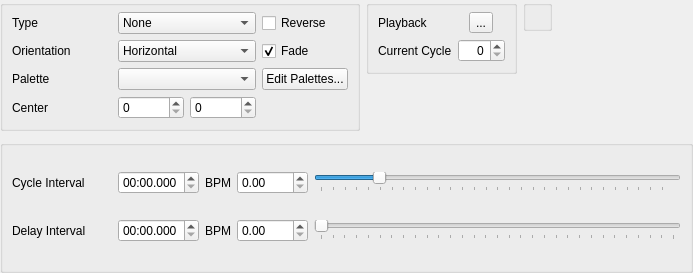
Qt form src/widget/animationcontrolwidget.ui (8bitbuddhist/PixelMaestro-Studio) before a commit.
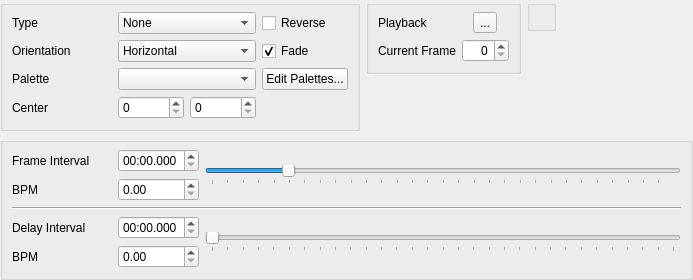
The same form after that commit. Icons and pictures are not drawn.

Commit message: Renamed animation cycles to frames

Diff of the .ui file:
```diff
--- a/src/widget/animationcontrolwidget.ui
+++ b/src/widget/animationcontrolwidget.ui
@@ -85,7 +85,7 @@
       <item row="2" column="0">
        <widget class="QLabel" name="currentCycleLabel">
         <property name="text">
-         <string>Current Cycle</string>
+         <string>Current Frame</string>
         </property>
        </widget>
       </item>
@@ -108,14 +108,83 @@
       <property name="topMargin">
        <number>6</number>
       </property>
-      <item row="2" column="0">
+      <item row="0" column="0">
+       <layout class="QGridLayout" name="frameIntervalGridLayout">
+        <item row="1" column="1">
+         <widget class="QDoubleSpinBox" name="cycleSpinBox">
+          <property name="maximum">
+           <double>2000.000000000000000</double>
+          </property>
+         </widget>
+        </item>
+        <item row="4" column="0">
+         <widget class="QLabel" name="label_3">
+          <property name="text">
+           <string>BPM</string>
+          </property>
+         </widget>
+        </item>
+        <item row="3" column="1">
+         <widget class="QTimeEdit" name="delayTimeEdit">
+          <property name="toolTip">
+           <string>Uses the format &quot;minutes:seconds.milliseconds&quot;</string>
+          </property>
+          <property name="currentSection">
+           <enum>QDateTimeEdit::MinuteSection</enum>
+          </property>
+          <property name="displayFormat">
+           <string>mm:ss.zzz</string>
+          </property>
+         </widget>
+        </item>
+        <item row="4" column="1">
+         <widget class="QDoubleSpinBox" name="delaySpinBox">
+          <property name="maximum">
+           <double>2000.000000000000000</double>
+          </property>
+         </widget>
+        </item>
+        <item row="0" column="0">
+         <widget class="QLabel" name="cycleIntervalLabel">
+          <property name="minimumSize">
+           <size>
+            <width>100</width>
+            <height>0</height>
+           </size>
+          </property>
+          <property name="text">
+           <string>Frame Interval</string>
+          </property>
+         </widget>
+        </item>
+        <item row="1" column="0">
+         <widget class="QLabel" name="label_2">
+          <property name="text">
+           <string>BPM</string>
+          </property>
+         </widget>
+        </item>
+        <item row="3" column="0">
        <widget class="QLabel" name="delayIntervalLabel">
         <property name="text">
          <string>Delay Interval</string>
         </property>
        </widget>
       </item>
-      <item row="0" column="4">
+        <item row="0" column="1">
+         <widget class="QTimeEdit" name="cycleTimeEdit">
+          <property name="toolTip">
+           <string>Uses the format &quot;minutes:seconds.milliseconds&quot;</string>
+          </property>
+          <property name="currentSection">
+           <enum>QDateTimeEdit::MinuteSection</enum>
+          </property>
+          <property name="displayFormat">
+           <string>mm:ss.zzz</string>
+          </property>
+         </widget>
+        </item>
+        <item row="0" column="2" rowspan="2">
        <widget class="QSlider" name="cycleIntervalSlider">
         <property name="toolTip">
          <string>Amount of time between animation steps</string>
@@ -149,60 +218,7 @@
         </property>
        </widget>
       </item>
-      <item row="0" column="0">
-       <widget class="QLabel" name="cycleIntervalLabel">
-        <property name="minimumSize">
-         <size>
-          <width>100</width>
-          <height>0</height>
-         </size>
-        </property>
-        <property name="text">
-         <string>Cycle Interval</string>
-        </property>
-       </widget>
-      </item>
-      <item row="2" column="1">
-       <widget class="QTimeEdit" name="delayTimeEdit">
-        <property name="toolTip">
-         <string>Uses the format &quot;minutes:seconds.milliseconds&quot;</string>
-        </property>
-        <property name="currentSection">
-         <enum>QDateTimeEdit::MinuteSection</enum>
-        </property>
-        <property name="displayFormat">
-         <string>mm:ss.zzz</string>
-        </property>
-       </widget>
-      </item>
-      <item row="0" column="1">
-       <widget class="QTimeEdit" name="cycleTimeEdit">
-        <property name="toolTip">
-         <string>Uses the format &quot;minutes:seconds.milliseconds&quot;</string>
-        </property>
-        <property name="currentSection">
-         <enum>QDateTimeEdit::MinuteSection</enum>
-        </property>
-        <property name="displayFormat">
-         <string>mm:ss.zzz</string>
-        </property>
-       </widget>
-      </item>
-      <item row="0" column="3">
-       <widget class="QDoubleSpinBox" name="cycleSpinBox">
-        <property name="maximum">
-         <double>1000.000000000000000</double>
-        </property>
-       </widget>
-      </item>
-      <item row="2" column="3">
-       <widget class="QDoubleSpinBox" name="delaySpinBox">
-        <property name="maximum">
-         <double>1000.000000000000000</double>
-        </property>
-       </widget>
-      </item>
-      <item row="2" column="4">
+        <item row="3" column="2" rowspan="2">
        <widget class="QSlider" name="delayIntervalSlider">
         <property name="toolTip">
          <string>The delay before starting the next animation cycle</string>
@@ -224,19 +240,14 @@
         </property>
        </widget>
       </item>
-      <item row="0" column="2">
-       <widget class="QLabel" name="label_2">
-        <property name="text">
-         <string>BPM</string>
+        <item row="2" column="0" colspan="3">
+         <widget class="Line" name="line">
+          <property name="orientation">
+           <enum>Qt::Horizontal</enum>
         </property>
        </widget>
       </item>
-      <item row="2" column="2">
-       <widget class="QLabel" name="label_3">
-        <property name="text">
-         <string>BPM</string>
-        </property>
-       </widget>
+       </layout>
       </item>
      </layout>
     </widget>
```
Left out of the diff: 4 changed lines with no effect on the pictures. Lines whose indentation alone changed are shown as unchanged. The commit also changes 17 other files.
